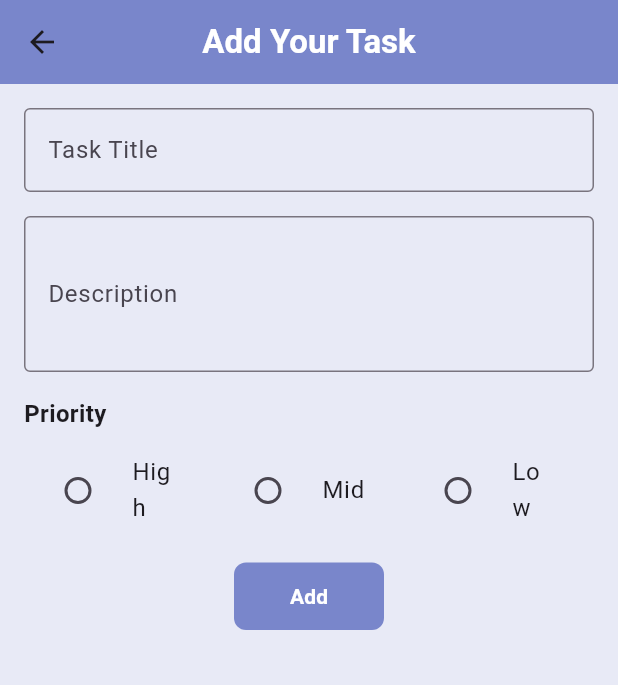
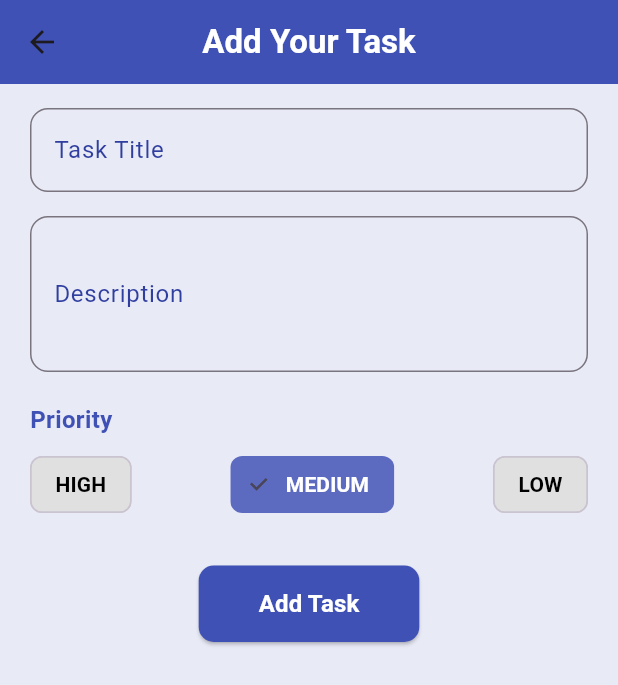
Before and after one commit to sohasara/To-Do-App, a Flutter app: the TextScreen screen opened directly, on a phone screen of 412 x 824 dp. Shown: the top 685 px of the screen. Run offline on Flutter 3.47's test engine with Material 3 defaults, Android fonts, the phone set to English and light mode, and no system bars; our stand-ins replace flutter_riverpod.

Commit message:
refactor TextScreen; implement state management for priority selection and enhance UI components

```diff
--- a/lib/application/pages/home/text_screen.dart
+++ b/lib/application/pages/home/text_screen.dart
@@ -1,14 +1,20 @@
 import 'package:flutter/material.dart';
+import 'package:flutter_riverpod/flutter_riverpod.dart';
 
-class TextScreen extends StatelessWidget {
+// State Provider for managing priority selection
+final priorityProvider = StateProvider<String>((ref) => 'medium');
+
+class TextScreen extends ConsumerWidget {
   const TextScreen({super.key});
 
   @override
-  Widget build(BuildContext context) {
+  Widget build(BuildContext context, WidgetRef ref) {
+    final selectedPriority = ref.watch(priorityProvider);
+
     return Scaffold(
       backgroundColor: Colors.indigo.shade50,
       appBar: AppBar(
-        backgroundColor: Colors.indigo.shade300,
+        backgroundColor: Colors.indigo,
         centerTitle: true,
         title: const Text(
           "Add Your Task",
@@ -19,78 +25,90 @@ class TextScreen extends StatelessWidget {
         ),
       ),
       body: Padding(
-        padding: const EdgeInsets.all(16.0),
+        padding: const EdgeInsets.symmetric(horizontal: 20, vertical: 16),
         child: Column(
           crossAxisAlignment: CrossAxisAlignment.start,
           children: [
-            const TextField(
+            TextField(
               decoration: InputDecoration(
                 labelText: 'Task Title',
-                border: OutlineInputBorder(),
+                labelStyle: TextStyle(color: Colors.indigo.shade700),
+                focusedBorder: OutlineInputBorder(
+                  borderSide: const BorderSide(color: Colors.indigo),
+                  borderRadius: BorderRadius.circular(12),
+                ),
+                border: OutlineInputBorder(
+                  borderRadius: BorderRadius.circular(12),
+                ),
               ),
             ),
             const SizedBox(height: 16),
-            const TextField(
+            TextField(
               decoration: InputDecoration(
                 labelText: 'Description',
-                border: OutlineInputBorder(),
+                labelStyle: TextStyle(color: Colors.indigo.shade700),
+                focusedBorder: OutlineInputBorder(
+                  borderSide: const BorderSide(color: Colors.indigo),
+                  borderRadius: BorderRadius.circular(12),
+                ),
+                border: OutlineInputBorder(
+                  borderRadius: BorderRadius.circular(12),
+                ),
               ),
               maxLines: 3,
             ),
-            const SizedBox(height: 16),
+            const SizedBox(height: 20),
             const Text(
               'Priority',
               style: TextStyle(
                 fontSize: 16,
                 fontWeight: FontWeight.bold,
+                color: Colors.indigo,
               ),
             ),
             const SizedBox(height: 8),
             Row(
-              children: [
-                Expanded(
-                  child: RadioListTile<String>(
-                    title: const Text('High'),
-                    value: 'high',
-                    groupValue: 'priority',
-                    onChanged: (value) {},
+              mainAxisAlignment: MainAxisAlignment.spaceBetween,
+              children: ['high', 'medium', 'low'].map((priority) {
+                return ChoiceChip(
+                  label: Text(priority.toUpperCase()),
+                  selected: selectedPriority == priority,
+                  selectedColor: Colors.indigo.shade400,
+                  backgroundColor: Colors.grey.shade300,
+                  labelStyle: TextStyle(
+                    color: selectedPriority == priority
+                        ? Colors.white
+                        : Colors.black,
+                    fontWeight: FontWeight.bold,
                   ),
+                  onSelected: (selected) {
+                    ref.read(priorityProvider.notifier).state = priority;
+                  },
+                );
+              }).toList(),
             ),
-                Expanded(
-                  child: RadioListTile<String>(
-                    title: const Text('Mid'),
-                    value: 'medium',
-                    groupValue: 'priority',
-                    onChanged: (value) {},
+            const SizedBox(height: 30),
+            Center(
+              child: ElevatedButton(
+                style: ElevatedButton.styleFrom(
+                  backgroundColor: Colors.indigo,
+                  shape: RoundedRectangleBorder(
+                    borderRadius: BorderRadius.circular(10),
                   ),
+                  padding:
+                      const EdgeInsets.symmetric(horizontal: 40, vertical: 14),
                 ),
-                Expanded(
-                  child: RadioListTile<String>(
-                    title: const Text('Low'),
-                    value: 'low',
-                    groupValue: 'priority',
-                    onChanged: (value) {},
-                  ),
-                ),
-              ],
-            ),
-            const SizedBox(height: 16),
-            Center(
-              child: Container(
-                height: 45,
-                width: 100,
-                decoration: BoxDecoration(
-                  color: Colors.indigo.shade300,
-                  borderRadius: BorderRadius.circular(8),
-                ),
-                child: TextButton(
-                  onPressed: () {},
+                onPressed: () {
+                  // You can use ref.read(priorityProvider) to get the selected value
+                  debugPrint(
+                      "Selected Priority: ${ref.read(priorityProvider)}");
+                },
                 child: const Text(
-                    'Add',
+                  'Add Task',
                   style: TextStyle(
                     color: Colors.white,
                     fontWeight: FontWeight.bold,
-                    ),
+                    fontSize: 16,
                   ),
                 ),
               ),
```
Lines whose indentation alone changed are shown as unchanged.
